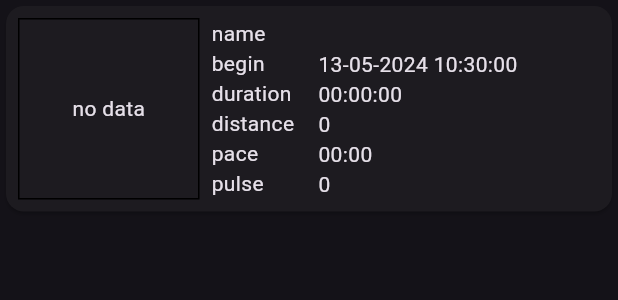
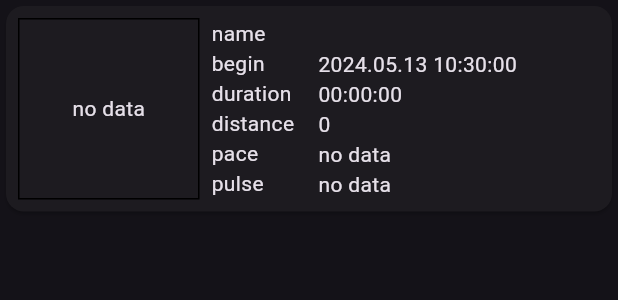
Before and after one commit to evgenyShinkarev2000/run_tracker, a Flutter app: the RunCoverCard widget shown alone on an empty page, opened directly with empty values, on a phone screen of 412 x 824 dp. Shown: the top 300 px of the screen. Run offline on Flutter 3.47's test engine with Material 3 defaults, Android fonts, the phone set to English and light mode, and no system bars; our stand-ins replace fl_chart, flutter_bloc, flutter_map, fluttertoast, geolocator, go_router and 4 more; missing offline and left inert: camera_platform_interface, dio_cache_interceptor_hive_store, flutter_map_cache, flutter_map_location_marker, hive_ui; accounts and stored records are empty; generated files the repository leaves out were written again; statements that could not run were skipped.

Commit message:
fix time

```diff
--- a/lib/core/RunRecorder.dart
+++ b/lib/core/RunRecorder.dart
@@ -1,10 +1,10 @@
 import 'dart:async';
 
 import 'package:run_tracker/core/RunPoint.dart';
-import 'package:run_tracker/helpers/extensions/DisposedException.dart';
 import 'package:run_tracker/helpers/GeolocationProvider.dart';
 import 'package:run_tracker/helpers/GeolocatorWrapper.dart';
 import 'package:run_tracker/helpers/IDisposable.dart';
+import 'package:run_tracker/helpers/extensions/DisposedException.dart';
 
 import 'AppGeolocation.dart';
 
@@ -56,7 +56,7 @@ abstract class RunRecorderBase implements IRunRecorder {
 
   @override
   void start() {
-    runPoints.add(RunPointStart(dateTime: DateTime.now(), geolocation: _geolocationProvider.lastGeolocation));
+    runPoints.add(RunPointStart(dateTime: DateTime.now().toUtc(), geolocation: _geolocationProvider.lastGeolocation));
   }
 
   @override
@@ -68,7 +68,7 @@ abstract class RunRecorderBase implements IRunRecorder {
   @override
   void stop() {
     runPoints.add(RunPointStop(
-      dateTime: DateTime.now(),
+      dateTime: DateTime.now().toUtc(),
       distance: distance,
     ));
   }
--- a/lib/helpers/extensions/DateTimeExtension.dart
+++ b/lib/helpers/extensions/DateTimeExtension.dart
@@ -1,17 +1,7 @@
+import 'package:intl/intl.dart';
+
 extension DateTimeExtension on DateTime {
-  String get hhmmss => getTimeString();
-  String get dmmyyyy => getDateString();
-  String get dateSpaceTime => "$dmmyyyy $hhmmss";
-
-  String getDateString({String? delimiter = "-"}) => "$day$delimiter${month.toString().padLeft(2, "0")}$delimiter$year";
-
-  String getTimeString({String? delimiter = ":", includeMiliseconds = false}) {
-    var token =
-        "${hour.toString().padLeft(2, "0")}$delimiter${minute.toString().padLeft(2, "0")}$delimiter${second.toString().padLeft(2, "0")}";
-    if (includeMiliseconds) {
-      token = "$token$delimiter${millisecond.toString().padLeft(3, "0")}";
-    }
-
-    return token;
-  }
+  String get appFormatedDateOnly => DateFormat("y.MM.dd").format(this);
+  String get appFormatedTimeOnly => DateFormat("HH:mm:ss").format(this);
+  String get appFormatedDateTime => DateFormat("y.MM.dd HH:mm:ss").format(this);
 }
--- a/lib/l10n/app_en.arb
+++ b/lib/l10n/app_en.arb
@@ -42,6 +42,7 @@
   "nounPulse": "pulse",
   "nounCancel": "cancel",
   "nounError": "error",
+  "nounNoData": "no data",
   "verbCanfirm": "confirm",
   "verbCancel": "cancel",
   "verbSave": "save",
--- a/lib/l10n/app_ru.arb
+++ b/lib/l10n/app_ru.arb
@@ -42,6 +42,7 @@
   "nounPulse": "пульс",
   "nounCancel": "отмена",
   "nounError": "ошибка",
+  "nounNoData": "нет данных",
   "verbCanfirm": "подтвердить",
   "verbCancel": "отменить",
   "verbSave": "сохранить",
--- a/lib/main.dart
+++ b/lib/main.dart
@@ -4,7 +4,6 @@ import 'package:flutter_localizations/flutter_localizations.dart';
 import 'package:provider/provider.dart';
 import 'package:run_tracker/Router.dart';
 import 'package:run_tracker/components/AppMainLoader.dart';
-import 'package:run_tracker/components/drawer/AppMainDrawer.dart';
 import 'package:run_tracker/components/future_builder_loader/MultiFutureBuilderLoader.dart';
 import 'package:run_tracker/data/data.dart';
 import 'package:run_tracker/data/repositories/repositories.dart';
--- a/lib/pages/HistoryPage/HistoryPage.dart
+++ b/lib/pages/HistoryPage/HistoryPage.dart
@@ -55,8 +55,8 @@ class HistoryPage extends StatelessWidget {
                     beginDateTime: runCover.startDateTime,
                     duration: Duration(microseconds: runCover.duration),
                     distance: runCover.distance,
-                    pace: SpeedHelper.speedToPace(runCover.averageSpeed) ?? Duration(),
-                    pulse: runCover.averagePulse?.round() ?? 0);
+                    pace: SpeedHelper.speedToPace(runCover.averageSpeed),
+                    pulse: runCover.averagePulse?.round());
               });
             },
           );
--- a/lib/pages/HistoryPage/RunCoverCard.dart
+++ b/lib/pages/HistoryPage/RunCoverCard.dart
@@ -11,8 +11,8 @@ class RunCoverCard extends StatelessWidget {
   final DateTime beginDateTime;
   final Duration duration;
   final double distance;
-  final Duration pace;
-  final int pulse;
+  final Duration? pace;
+  final int? pulse;
   final Iterable<AppGeolocation> geolocations;
   final void Function() onTap;
 
@@ -22,10 +22,10 @@ class RunCoverCard extends StatelessWidget {
     required this.beginDateTime,
     required this.duration,
     required this.distance,
-    required this.pace,
-    required this.pulse,
     required this.geolocations,
     required this.onTap,
+    this.pace,
+    this.pulse,
   });
 
   @override
@@ -79,7 +79,7 @@ class RunCoverCard extends StatelessWidget {
                         softWrap: false,
                       ),
                       Text(
-                        beginDateTime.dateSpaceTime,
+                        beginDateTime.toLocal().appFormatedDateTime,
                         overflow: TextOverflow.clip,
                         softWrap: false,
                       ),
@@ -94,12 +94,12 @@ class RunCoverCard extends StatelessWidget {
                         softWrap: false,
                       ),
                       Text(
-                        pace.mmss,
+                        pace?.mmss ?? context.appLocalization.nounNoData,
                         overflow: TextOverflow.clip,
                         softWrap: false,
                       ),
                       Text(
-                        pulse.toString(),
+                        pulse?.toString() ?? context.appLocalization.nounNoData,
                         overflow: TextOverflow.clip,
                         softWrap: false,
                       ),
--- a/lib/pages/MapPage/MapBottomButtons.dart
+++ b/lib/pages/MapPage/MapBottomButtons.dart
@@ -8,6 +8,7 @@ import 'package:run_tracker/components/pulse/PulseDialog.dart';
 import 'package:run_tracker/core/PulseRecorder.dart';
 import 'package:run_tracker/core/RunRecord.dart';
 import 'package:run_tracker/core/RunRecorder.dart';
+import 'package:run_tracker/helpers/extensions/DateTimeExtension.dart';
 import 'package:run_tracker/pages/MapPage/SaveRecordDialog.dart';
 import 'package:run_tracker/pages/MapPage/StopRecordingDialog.dart';
 import 'package:run_tracker/services/RunRecordService.dart';
@@ -188,7 +189,7 @@ class _MapBottomButtonsState extends State<MapBottomButtons> {
       context: context,
       builder: (context) => SaveRecordDialog(
         onSave: saveRecordTap,
-        titleInitial: runRecorderCubit.GetStartDateTime().toString(),
+        titleInitial: runRecorderCubit.GetStartDateTime().toLocal().appFormatedDateTime,
       ),
     );
   }
--- a/lib/pages/RunRecordPage/RunRecordPointsTab.dart
+++ b/lib/pages/RunRecordPage/RunRecordPointsTab.dart
@@ -42,5 +42,5 @@ class RunRecordPointsTab extends StatelessWidget {
     ]);
   }
 
-  String toFormatedDateTime(DateTime dateTime) => dateTime.hhmmss;
+  String toFormatedDateTime(DateTime dateTime) => dateTime.appFormatedTimeOnly;
 }
--- a/lib/theme/Theme.dart
+++ b/lib/theme/Theme.dart
@@ -29,5 +29,27 @@ ThemeData _applyThemeChanges(ThemeData themeData) {
       ]);
 }
 
-final AppThemeLight = _applyThemeChanges(ThemeData.from(colorScheme: ColorScheme.light(primary: blue)));
-final AppThemeDark = _applyThemeChanges(ThemeData.dark());
+ThemeData _applyLightThemeChanges(ThemeData themeData) {
+  return themeData.copyWith(
+      appBarTheme: themeData.appBarTheme.copyWith(
+    backgroundColor: Color.fromARGB(255, 237, 242, 244),
+  ));
+}
+
+ThemeData _applyDarkThemeChanges(ThemeData themeData) {
+  return themeData.copyWith(
+      appBarTheme: themeData.appBarTheme.copyWith(
+    backgroundColor: Color.fromARGB(255, 31, 29, 29),
+  ));
+}
+
+final AppThemeLight = _applyLightThemeChanges(
+  _applyThemeChanges(
+    ThemeData.from(colorScheme: ColorScheme.light(primary: blue)),
+  ),
+);
+final AppThemeDark = _applyDarkThemeChanges(
+  _applyThemeChanges(
+    ThemeData.dark(),
+  ),
+);
```
Also changed, not shown: lib/core/RunRecord.dart (+11 -17 lines), lib/pages/RunRecordPage/RunRecordMapTab.dart (+6 -5 lines).
